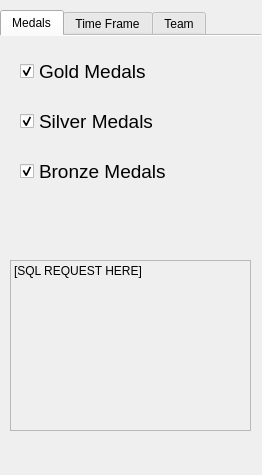
Qt form data/UIs/RequestOptions.ui (LiamB72/TROPHEE_NSI) before a commit.
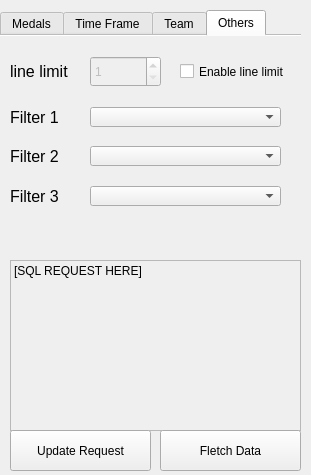
The same form after that commit. The open tabs and pages were chosen to show the change.

Commit message: More functional SQL Rq UI

What changed in the file:
```diff
--- a/data/UIs/RequestOptions.ui
+++ b/data/UIs/RequestOptions.ui
@@ -6,7 +6,7 @@
    <rect>
     <x>0</x>
     <y>0</y>
-    <width>262</width>
+    <width>311</width>
     <height>475</height>
    </rect>
   </property>
@@ -19,16 +19,22 @@
      <rect>
       <x>0</x>
       <y>10</y>
-      <width>261</width>
-      <height>221</height>
+      <width>301</width>
+      <height>241</height>
      </rect>
     </property>
     <property name="autoFillBackground">
      <bool>true</bool>
     </property>
+    <property name="tabPosition">
+     <enum>QTabWidget::North</enum>
+    </property>
     <property name="currentIndex">
      <number>0</number>
     </property>
+    <property name="elideMode">
+     <enum>Qt::ElideNone</enum>
+    </property>
     <property name="usesScrollButtons">
      <bool>true</bool>
     </property>
@@ -286,13 +292,158 @@
       </property>
      </widget>
     </widget>
+    <widget class="QWidget" name="othersFilters">
+     <attribute name="title">
+      <string>Others</string>
+     </attribute>
+     <widget class="QLabel" name="label">
+      <property name="geometry">
+       <rect>
+        <x>10</x>
+        <y>20</y>
+        <width>91</width>
+        <height>31</height>
+       </rect>
+      </property>
+      <property name="font">
+       <font>
+        <pointsize>12</pointsize>
+       </font>
+      </property>
+      <property name="text">
+       <string>line limit</string>
+      </property>
+     </widget>
+     <widget class="QSpinBox" name="spinBox">
+      <property name="enabled">
+       <bool>false</bool>
+      </property>
+      <property name="geometry">
+       <rect>
+        <x>90</x>
+        <y>20</y>
+        <width>71</width>
+        <height>31</height>
+       </rect>
+      </property>
+      <property name="accelerated">
+       <bool>true</bool>
+      </property>
+      <property name="minimum">
+       <number>1</number>
+      </property>
+      <property name="maximum">
+       <number>39765</number>
+      </property>
+     </widget>
+     <widget class="QCheckBox" name="checkBox">
+      <property name="geometry">
+       <rect>
+        <x>180</x>
+        <y>20</y>
+        <width>121</width>
+        <height>31</height>
+       </rect>
+      </property>
+      <property name="contextMenuPolicy">
+       <enum>Qt::NoContextMenu</enum>
+      </property>
+      <property name="text">
+       <string>Enable line limit</string>
+      </property>
+     </widget>
+     <widget class="QLabel" name="label_2">
+      <property name="geometry">
+       <rect>
+        <x>10</x>
+        <y>71</y>
+        <width>91</width>
+        <height>20</height>
+       </rect>
+      </property>
+      <property name="font">
+       <font>
+        <pointsize>12</pointsize>
+       </font>
+      </property>
+      <property name="text">
+       <string>Filter 1</string>
+      </property>
+     </widget>
+     <widget class="QComboBox" name="comboBox">
+      <property name="geometry">
+       <rect>
+        <x>90</x>
+        <y>71</y>
+        <width>191</width>
+        <height>20</height>
+       </rect>
+      </property>
+     </widget>
+     <widget class="QLabel" name="label_3">
+      <property name="geometry">
+       <rect>
+        <x>10</x>
+        <y>110</y>
+        <width>91</width>
+        <height>20</height>
+       </rect>
+      </property>
+      <property name="font">
+       <font>
+        <pointsize>12</pointsize>
+       </font>
+      </property>
+      <property name="text">
+       <string>Filter 2</string>
+      </property>
+     </widget>
+     <widget class="QComboBox" name="comboBox_2">
+      <property name="geometry">
+       <rect>
+        <x>90</x>
+        <y>110</y>
+        <width>191</width>
+        <height>20</height>
+       </rect>
+      </property>
+     </widget>
+     <widget class="QLabel" name="label_4">
+      <property name="geometry">
+       <rect>
+        <x>10</x>
+        <y>150</y>
+        <width>91</width>
+        <height>20</height>
+       </rect>
+      </property>
+      <property name="font">
+       <font>
+        <pointsize>12</pointsize>
+       </font>
+      </property>
+      <property name="text">
+       <string>Filter 3</string>
+      </property>
+     </widget>
+     <widget class="QComboBox" name="comboBox_3">
+      <property name="geometry">
+       <rect>
+        <x>90</x>
+        <y>150</y>
+        <width>191</width>
+        <height>20</height>
+       </rect>
+      </property>
+     </widget>
+    </widget>
    </widget>
    <widget class="QLabel" name="sqlRequestBox">
     <property name="geometry">
      <rect>
       <x>10</x>
       <y>260</y>
-      <width>241</width>
+      <width>291</width>
       <height>171</height>
      </rect>
     </property>
@@ -318,6 +469,32 @@
      <cstring></cstring>
     </property>
    </widget>
+   <widget class="QPushButton" name="updRq">
+    <property name="geometry">
+     <rect>
+      <x>10</x>
+      <y>430</y>
+      <width>141</width>
+      <height>41</height>
+     </rect>
+    </property>
+    <property name="text">
+     <string>Update Request</string>
+    </property>
+   </widget>
+   <widget class="QPushButton" name="confirmButton">
+    <property name="geometry">
+     <rect>
+      <x>160</x>
+      <y>430</y>
+      <width>141</width>
+      <height>41</height>
+     </rect>
+    </property>
+    <property name="text">
+     <string>Fletch Data</string>
+    </property>
+   </widget>
   </widget>
  </widget>
  <resources/>
```
Left out of the diff: 58 changed lines with no effect on the pictures. The commit also changes 4 other files.
